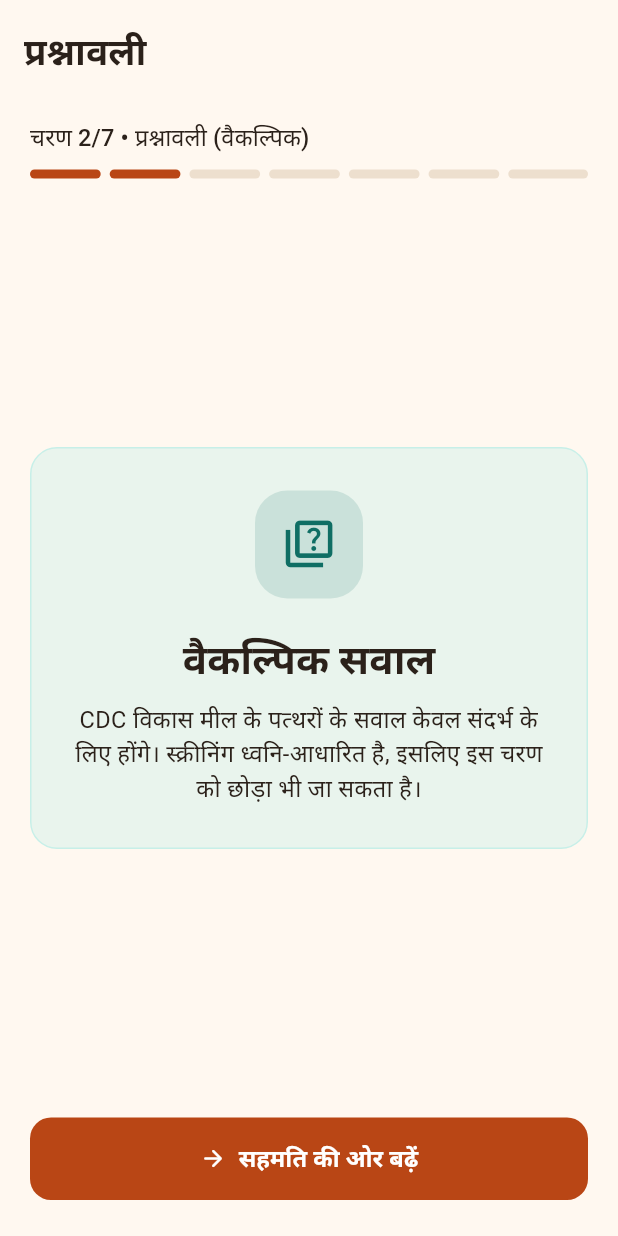
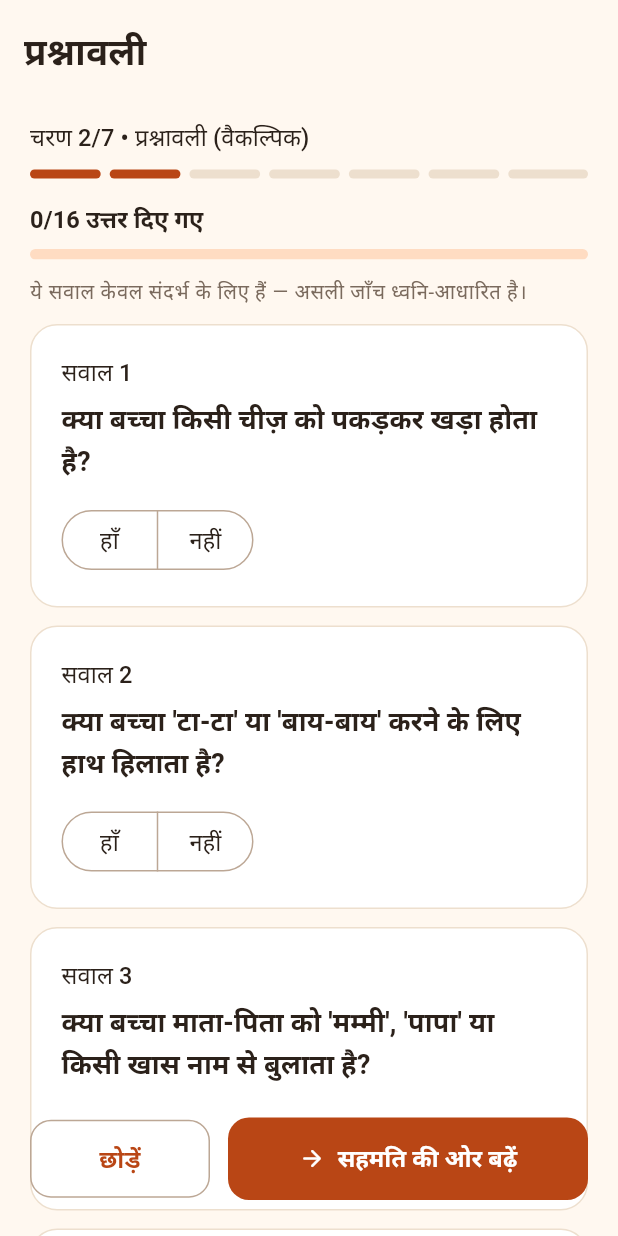
Before and after one commit to ProjectEarlyEcho/EarlyEchoApp, a Flutter app: the QuestionnaireScreen screen opened by its route, on a phone screen of 412 x 824 dp. Run offline on Flutter 3.47's test engine with Material 3 defaults, Android fonts, the phone set to English and light mode, and no system bars; our stand-ins replace flutter_riverpod, go_router, sqflite, supabase_flutter; accounts and stored records are empty.

Commit message:
feat: build CDC milestone questionnaire screen
Loads the Hindi milestone asset through an injectable loader provider, filters questions to the enrolled child's age, records हाँ/नहीं answers into the session provider, and stores the context-only summary before continuing to consent. A छोड़ें path skips the step entirely; navigation is never gated on the questionnaire result.

Signed-off-by: Mathew Joseph <mathewjosephparakka@gmail.com>

```diff
--- a/lib/presentation/screens/questionnaire/questionnaire_screen.dart
+++ b/lib/presentation/screens/questionnaire/questionnaire_screen.dart
@@ -1,17 +1,90 @@
 import 'package:flutter/material.dart';
+import 'package:flutter/services.dart' show rootBundle;
+import 'package:flutter_riverpod/flutter_riverpod.dart';
 import 'package:go_router/go_router.dart';
 
+import '../../../data/models/child_profile.dart';
+import '../../../domain/milestone_engine.dart';
+import '../../providers/session_provider.dart';
 import '../../widgets/app_ui.dart';
+
+const _milestoneAssetPath = 'assets/data/milestones_hi.json';
+
+/// Loads and parses the bundled Hindi milestone questions.
+///
+/// Overridable so tests can substitute a hermetic loader.
+final milestoneQuestionsLoaderProvider =
+    Provider<Future<List<MilestoneQuestion>> Function()>(
+      (ref) => () async {
+        final raw = await rootBundle.loadString(_milestoneAssetPath);
+        return MilestoneEngine.parseQuestions(raw);
+      },
+    );
 
 /// Step 2 of the screening flow — optional CDC milestone questionnaire.
 ///
-/// Placeholder for Phase 3; the questions come later from a Hindi asset.
-class QuestionnaireScreen extends StatelessWidget {
+/// Questions are loaded from `assets/data/milestones_hi.json` and filtered
+/// to the enrolled child's age window. Each is answered हाँ/नहीं and the
+/// tally is scored by [MilestoneEngine]. The result is context-only — it
+/// is stored on the session but never gates navigation; the worker may
+/// also skip the whole step.
+class QuestionnaireScreen extends ConsumerStatefulWidget {
   const QuestionnaireScreen({super.key});
 
   @override
+  ConsumerState<QuestionnaireScreen> createState() =>
+      _QuestionnaireScreenState();
+}
+
+class _QuestionnaireScreenState extends ConsumerState<QuestionnaireScreen> {
+  final Map<String, bool> _answers = {};
+  List<MilestoneQuestion>? _questions;
+  bool _loadFailed = false;
+
+  @override
+  void initState() {
+    super.initState();
+    _loadQuestions();
+  }
+
+  Future<void> _loadQuestions() async {
+    try {
+      final questions = await ref.read(milestoneQuestionsLoaderProvider)();
+      if (!mounted) return;
+      setState(() => _questions = questions);
+    } catch (_) {
+      if (!mounted) return;
+      setState(() => _loadFailed = true);
+    }
+  }
+
+  void _answer(MilestoneQuestion question, bool answer) {
+    setState(() => _answers[question.id] = answer);
+    ref
+        .read(sessionProvider.notifier)
+        .recordMilestoneAnswer(question.id, answer);
+  }
+
+  void _skip() {
+    ref.read(sessionProvider.notifier).markQuestionnaireSkipped();
+    context.push('/consent');
+  }
+
+  void _finish(int? ageMonths) {
+    final summary = MilestoneEngine.summarize(
+      questions: _questions ?? const <MilestoneQuestion>[],
+      answers: _answers,
+      childAgeMonths: ageMonths,
+    );
+    ref.read(sessionProvider.notifier).setQuestionnaire(_answers, summary);
+    context.push('/consent');
+  }
+
+  @override
   Widget build(BuildContext context) {
-    final scheme = Theme.of(context).colorScheme;
+    final profile = ref.watch(sessionProvider).childProfile;
+    final questions = _questions;
+
     return Scaffold(
       appBar: AppBar(title: const Text('प्रश्नावली')),
       body: SafeArea(
@@ -27,45 +100,28 @@ class QuestionnaireScreen extends StatelessWidget {
                 label: 'चरण 2/7 • प्रश्नावली (वैकल्पिक)',
               ),
               const SizedBox(height: 16),
-              Expanded(
-                child: Center(
-                  child: SingleChildScrollView(
-                    child: AppSurface(
-                      color: scheme.secondaryContainer.withValues(alpha: 0.4),
-                      borderColor: scheme.secondaryContainer,
-                      padding: const EdgeInsets.all(28),
-                      child: Column(
-                        children: [
-                          AppIconBadge(
-                            icon: Icons.quiz_outlined,
-                            color: scheme.secondary,
-                            size: 72,
-                          ),
-                          const SizedBox(height: 22),
-                          Text(
-                            'वैकल्पिक सवाल',
-                            textAlign: TextAlign.center,
-                            style: Theme.of(context).textTheme.headlineSmall,
-                          ),
-                          const SizedBox(height: 10),
-                          Text(
-                            'CDC विकास मील के पत्थरों के सवाल केवल संदर्भ के '
-                            'लिए होंगे। स्क्रीनिंग ध्वनि-आधारित है, इसलिए इस '
-                            'चरण को छोड़ा भी जा सकता है।',
-                            textAlign: TextAlign.center,
-                            style: Theme.of(context).textTheme.bodyMedium,
-                          ),
-                        ],
-                      ),
+              Expanded(child: _buildBody(profile, questions)),
+              const SizedBox(height: 16),
+              Row(
+                children: [
+                  Expanded(
+                    child: OutlinedButton(
+                      onPressed: _skip,
+                      child: const Text('छोड़ें'),
                     ),
                   ),
-                ),
-              ),
-              const SizedBox(height: 16),
-              FilledButton.icon(
-                onPressed: () => context.push('/consent'),
-                icon: const Icon(Icons.arrow_forward_rounded),
-                label: const Text('सहमति की ओर बढ़ें'),
+                  const SizedBox(width: 12),
+                  Expanded(
+                    flex: 2,
+                    child: FilledButton.icon(
+                      onPressed: questions == null
+                          ? null
+                          : () => _finish(profile?.childAgeMonths),
+                      icon: const Icon(Icons.arrow_forward_rounded),
+                      label: const Text('सहमति की ओर बढ़ें'),
+                    ),
+                  ),
+                ],
               ),
             ],
           ),
@@ -73,4 +129,95 @@ class QuestionnaireScreen extends StatelessWidget {
       ),
     );
   }
+
+  /// Questions inside the child's age window. With no enrolled profile all
+  /// questions are shown so the step still works standalone.
+  List<MilestoneQuestion> _applicableFor(ChildProfile? profile) {
+    final all = _questions ?? const <MilestoneQuestion>[];
+    if (profile == null) return all;
+    return MilestoneEngine.questionsForAge(all, profile.childAgeMonths);
+  }
+
+  Widget _buildBody(ChildProfile? profile, List<MilestoneQuestion>? questions) {
+    if (_loadFailed) {
+      return const Center(
+        child: Text('सवाल लोड नहीं हो पाए। कृपया आगे बढ़ें।'),
+      );
+    }
+    if (questions == null) {
+      return const Center(child: CircularProgressIndicator());
+    }
+    final applicable = _applicableFor(profile);
+    if (applicable.isEmpty) {
+      return const Center(
+        child: Text('इस उम्र के लिए कोई सवाल उपलब्ध नहीं है।'),
+      );
+    }
+
+    return Column(
+      crossAxisAlignment: CrossAxisAlignment.stretch,
+      children: [
+        Text(
+          '${_answers.length}/${applicable.length} उत्तर दिए गए',
+          style: Theme.of(context).textTheme.titleSmall,
+        ),
+        const SizedBox(height: 8),
+        ClipRRect(
+          borderRadius: BorderRadius.circular(99),
+          child: LinearProgressIndicator(
+            value: applicable.isEmpty ? 0 : _answers.length / applicable.length,
+            minHeight: 7,
+          ),
+        ),
+        const SizedBox(height: 12),
+        Text(
+          'ये सवाल केवल संदर्भ के लिए हैं — असली जाँच ध्वनि-आधारित है।',
+          style: Theme.of(context).textTheme.bodySmall,
+        ),
+        const SizedBox(height: 12),
+        Expanded(
+          child: ListView.separated(
+            itemCount: applicable.length,
+            separatorBuilder: (_, _) => const SizedBox(height: 12),
+            itemBuilder: (context, index) {
+              final question = applicable[index];
+              final selected = _answers[question.id];
+              return AppSurface(
+                child: Column(
+                  crossAxisAlignment: CrossAxisAlignment.start,
+                  children: [
+                    Text(
+                      'सवाल ${index + 1}',
+                      style: Theme.of(context).textTheme.labelLarge?.copyWith(
+                        color: Theme.of(context).colorScheme.onSurfaceVariant,
+                      ),
+                    ),
+                    const SizedBox(height: 6),
+                    Text(
+                      question.questionHi,
+                      style: Theme.of(context).textTheme.titleMedium,
+                    ),
+                    const SizedBox(height: 14),
+                    SegmentedButton<bool>(
+                      emptySelectionAllowed: true,
+                      showSelectedIcon: false,
+                      segments: const [
+                        ButtonSegment(value: true, label: Text('हाँ')),
+                        ButtonSegment(value: false, label: Text('नहीं')),
+                      ],
+                      selected: selected == null
+                          ? const <bool>{}
+                          : <bool>{selected},
+                      onSelectionChanged: (selection) =>
+                          _answer(question, selection.first),
+                    ),
+                  ],
+                ),
+              );
+            },
+          ),
+        ),
+      ],
+    );
+  }
 }
```
Also changed, not shown: lib/domain/milestone_engine.dart (+7 -4 lines), 4 other files.
